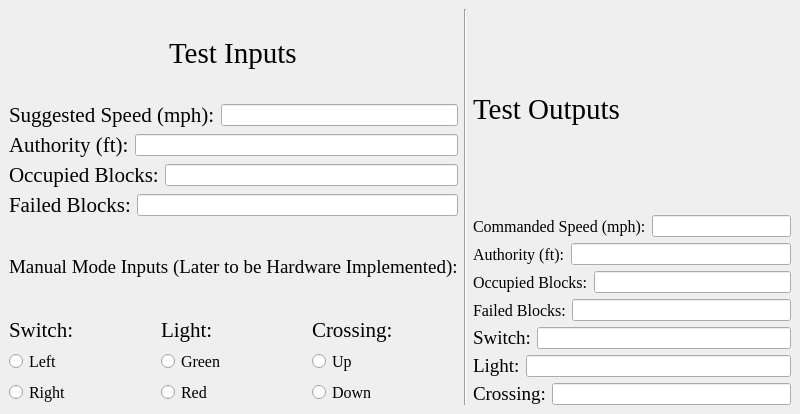
asmithie13/ECE-1140, file TrackControllerHW_TestBench.ui: the form before one commit.
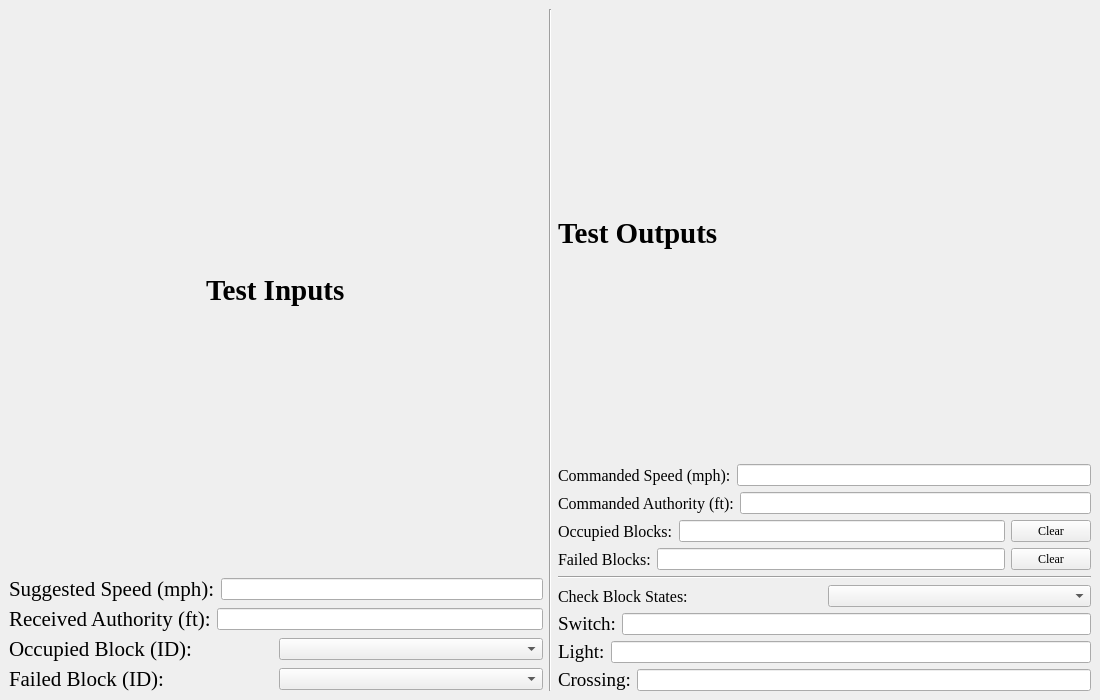
The form after the commit.

Diff of the .ui file:
```diff
--- a/TrackControllerHW_TestBench.ui
+++ b/TrackControllerHW_TestBench.ui
@@ -6,10 +6,16 @@
    <rect>
     <x>0</x>
     <y>0</y>
-    <width>800</width>
-    <height>414</height>
+    <width>1100</width>
+    <height>700</height>
    </rect>
   </property>
+  <property name="minimumSize">
+   <size>
+    <width>1100</width>
+    <height>700</height>
+   </size>
+  </property>
   <property name="windowTitle">
    <string>MainWindow</string>
   </property>
@@ -23,6 +29,7 @@
          <font>
           <family>Times New Roman</family>
           <pointsize>22</pointsize>
+          <bold>true</bold>
          </font>
         </property>
         <property name="text">
@@ -46,7 +53,13 @@
          </widget>
         </item>
         <item>
-         <widget class="QLineEdit" name="lineEditSpeedInput"/>
+         <widget class="QLineEdit" name="lineEditSpeedInput">
+          <property name="font">
+           <font>
+            <family>Times New Roman</family>
+           </font>
+          </property>
+         </widget>
         </item>
        </layout>
       </item>
@@ -61,12 +74,18 @@
            </font>
           </property>
           <property name="text">
-           <string>Authority (ft):</string>
+           <string>Received Authority (ft):</string>
           </property>
          </widget>
         </item>
         <item>
-         <widget class="QLineEdit" name="lineEditAuthorityInput"/>
+         <widget class="QLineEdit" name="lineEditAuthorityInput">
+          <property name="font">
+           <font>
+            <family>Times New Roman</family>
+           </font>
+          </property>
+         </widget>
         </item>
        </layout>
       </item>
@@ -81,12 +100,18 @@
            </font>
           </property>
           <property name="text">
-           <string>Occupied Blocks:</string>
+           <string>Occupied Block (ID):</string>
           </property>
          </widget>
         </item>
         <item>
-         <widget class="QLineEdit" name="lineEditOccupiedInput"/>
+         <widget class="QComboBox" name="comboBoxOccIn">
+          <property name="font">
+           <font>
+            <family>Times New Roman</family>
+           </font>
+          </property>
+         </widget>
         </item>
        </layout>
       </item>
@@ -101,176 +126,18 @@
            </font>
           </property>
           <property name="text">
-           <string>Failed Blocks:</string>
+           <string>Failed Block (ID):</string>
           </property>
          </widget>
         </item>
         <item>
-         <widget class="QLineEdit" name="lineEditFailedInput"/>
-        </item>
-       </layout>
-      </item>
-      <item>
-       <widget class="QLabel" name="labelManualInputs">
-        <property name="font">
-         <font>
-          <family>Times New Roman</family>
-          <pointsize>14</pointsize>
-         </font>
-        </property>
-        <property name="text">
-         <string>Manual Mode Inputs (Later to be Hardware Implemented):</string>
-        </property>
-       </widget>
-      </item>
-      <item>
-       <layout class="QHBoxLayout" name="horizontalLayout_5">
-        <item>
-         <layout class="QVBoxLayout" name="verticalLayout">
-          <item>
-           <widget class="QLabel" name="labelSwitchInput">
-            <property name="font">
-             <font>
-              <family>Times New Roman</family>
-              <pointsize>16</pointsize>
-             </font>
-            </property>
-            <property name="text">
-             <string>Switch:</string>
-            </property>
-           </widget>
-          </item>
-          <item>
-           <widget class="QRadioButton" name="radioSwitchLeft">
-            <property name="font">
-             <font>
-              <family>Times New Roman</family>
-              <pointsize>12</pointsize>
-             </font>
-            </property>
-            <property name="text">
-             <string>Left</string>
-            </property>
-            <attribute name="buttonGroup">
-             <string notr="true">buttonGroup</string>
-            </attribute>
-           </widget>
-          </item>
-          <item>
-           <widget class="QRadioButton" name="radioButton_2">
-            <property name="font">
-             <font>
-              <family>Times New Roman</family>
-              <pointsize>12</pointsize>
-             </font>
-            </property>
-            <property name="text">
-             <string>Right</string>
-            </property>
-            <attribute name="buttonGroup">
-             <string notr="true">buttonGroup</string>
-            </attribute>
-           </widget>
-          </item>
-         </layout>
-        </item>
-        <item>
-         <layout class="QVBoxLayout" name="verticalLayout_2">
-          <item>
-           <widget class="QLabel" name="labelLightInput">
-            <property name="font">
-             <font>
-              <family>Times New Roman</family>
-              <pointsize>16</pointsize>
-             </font>
-            </property>
-            <property name="text">
-             <string>Light:</string>
-            </property>
-           </widget>
-          </item>
-          <item>
-           <widget class="QRadioButton" name="radioLightGreen">
-            <property name="font">
-             <font>
-              <family>Times New Roman</family>
-              <pointsize>12</pointsize>
-             </font>
-            </property>
-            <property name="text">
-             <string>Green</string>
-            </property>
-            <attribute name="buttonGroup">
-             <string notr="true">buttonGroup_2</string>
-            </attribute>
-           </widget>
-          </item>
-          <item>
-           <widget class="QRadioButton" name="radioLightRed">
-            <property name="font">
-             <font>
-              <family>Times New Roman</family>
-              <pointsize>12</pointsize>
-             </font>
-            </property>
-            <property name="text">
-             <string>Red</string>
-            </property>
-            <attribute name="buttonGroup">
-             <string notr="true">buttonGroup_2</string>
-            </attribute>
-           </widget>
-          </item>
-         </layout>
-        </item>
-        <item>
-         <layout class="QVBoxLayout" name="verticalLayout_3">
-          <item>
-           <widget class="QLabel" name="labelCrossingInput">
-            <property name="font">
-             <font>
-              <family>Times New Roman</family>
-              <pointsize>16</pointsize>
-             </font>
-            </property>
-            <property name="text">
-             <string>Crossing:</string>
-            </property>
-           </widget>
-          </item>
-          <item>
-           <widget class="QRadioButton" name="radioCrossingUp">
-            <property name="font">
-             <font>
-              <family>Times New Roman</family>
-              <pointsize>12</pointsize>
-             </font>
-            </property>
-            <property name="text">
-             <string>Up</string>
-            </property>
-            <attribute name="buttonGroup">
-             <string notr="true">buttonGroup_3</string>
-            </attribute>
-           </widget>
-          </item>
-          <item>
-           <widget class="QRadioButton" name="radioCrossingDown">
-            <property name="font">
-             <font>
-              <family>Times New Roman</family>
-              <pointsize>12</pointsize>
-             </font>
-            </property>
-            <property name="text">
-             <string>Down</string>
-            </property>
-            <attribute name="buttonGroup">
-             <string notr="true">buttonGroup_3</string>
-            </attribute>
-           </widget>
-          </item>
-         </layout>
+         <widget class="QComboBox" name="comboBoxFailedIn">
+          <property name="font">
+           <font>
+            <family>Times New Roman</family>
+           </font>
+          </property>
+         </widget>
         </item>
        </layout>
       </item>
@@ -291,6 +158,7 @@
          <font>
           <family>Times New Roman</family>
           <pointsize>22</pointsize>
+          <bold>true</bold>
          </font>
         </property>
         <property name="text">
@@ -315,6 +183,11 @@
         </item>
         <item>
          <widget class="QLineEdit" name="lineEditSpeedOut">
+          <property name="font">
+           <font>
+            <family>Times New Roman</family>
+           </font>
+          </property>
           <property name="readOnly">
            <bool>true</bool>
           </property>
@@ -333,12 +206,17 @@
            </font>
           </property>
           <property name="text">
-           <string>Authority (ft):</string>
+           <string>Commanded Authority (ft):</string>
           </property>
          </widget>
         </item>
         <item>
          <widget class="QLineEdit" name="lineEditAuthOut">
+          <property name="font">
+           <font>
+            <family>Times New Roman</family>
+           </font>
+          </property>
           <property name="readOnly">
            <bool>true</bool>
           </property>
@@ -363,11 +241,28 @@
         </item>
         <item>
          <widget class="QLineEdit" name="lineEditOccupiedOut">
+          <property name="font">
+           <font>
+            <family>Times New Roman</family>
+           </font>
+          </property>
           <property name="readOnly">
            <bool>true</bool>
           </property>
          </widget>
         </item>
+        <item>
+         <widget class="QPushButton" name="buttonClearOcc">
+          <property name="font">
+           <font>
+            <family>Times New Roman</family>
+           </font>
+          </property>
+          <property name="text">
+           <string>Clear</string>
+          </property>
+         </widget>
+        </item>
        </layout>
       </item>
       <item>
@@ -387,8 +282,58 @@
         </item>
         <item>
          <widget class="QLineEdit" name="lineEditFailedOut">
+          <property name="font">
+           <font>
+            <family>Times New Roman</family>
+           </font>
+          </property>
           <property name="readOnly">
            <bool>true</bool>
+          </property>
+         </widget>
+        </item>
+        <item>
+         <widget class="QPushButton" name="buttonClearFailed">
+          <property name="font">
+           <font>
+            <family>Times New Roman</family>
+           </font>
+          </property>
+          <property name="text">
+           <string>Clear</string>
+          </property>
+         </widget>
+        </item>
+       </layout>
+      </item>
+      <item>
+       <widget class="Line" name="line_2">
+        <property name="orientation">
+         <enum>Qt::Horizontal</enum>
+        </property>
+       </widget>
+      </item>
+      <item>
+       <layout class="QHBoxLayout" name="horizontalLayout_5">
+        <item>
+         <widget class="QLabel" name="labelCheckBlock">
+          <property name="font">
+           <font>
+            <family>Times New Roman</family>
+            <pointsize>12</pointsize>
+           </font>
+          </property>
+          <property name="text">
+           <string>Check Block States:</string>
+          </property>
+         </widget>
+        </item>
+        <item>
+         <widget class="QComboBox" name="comboBoxCheckBlock">
+          <property name="font">
+           <font>
+            <family>Times New Roman</family>
+           </font>
           </property>
          </widget>
         </item>
@@ -411,6 +356,11 @@
         </item>
         <item>
          <widget class="QLineEdit" name="lineEditSwitchOut">
+          <property name="font">
+           <font>
+            <family>Times New Roman</family>
+           </font>
+          </property>
           <property name="readOnly">
            <bool>true</bool>
           </property>
@@ -435,6 +385,11 @@
         </item>
         <item>
          <widget class="QLineEdit" name="lineEditLightOut">
+          <property name="font">
+           <font>
+            <family>Times New Roman</family>
+           </font>
+          </property>
           <property name="readOnly">
            <bool>true</bool>
           </property>
@@ -459,6 +414,11 @@
         </item>
         <item>
          <widget class="QLineEdit" name="lineEditCrossingOut">
+          <property name="font">
+           <font>
+            <family>Times New Roman</family>
+           </font>
+          </property>
           <property name="readOnly">
            <bool>true</bool>
           </property>
```
Left out of the diff: 7 changed lines with no effect on the pictures.
